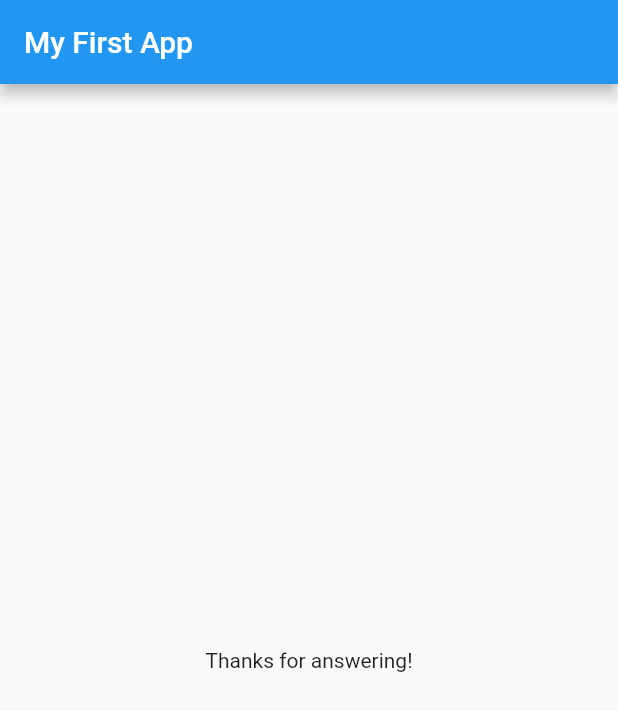
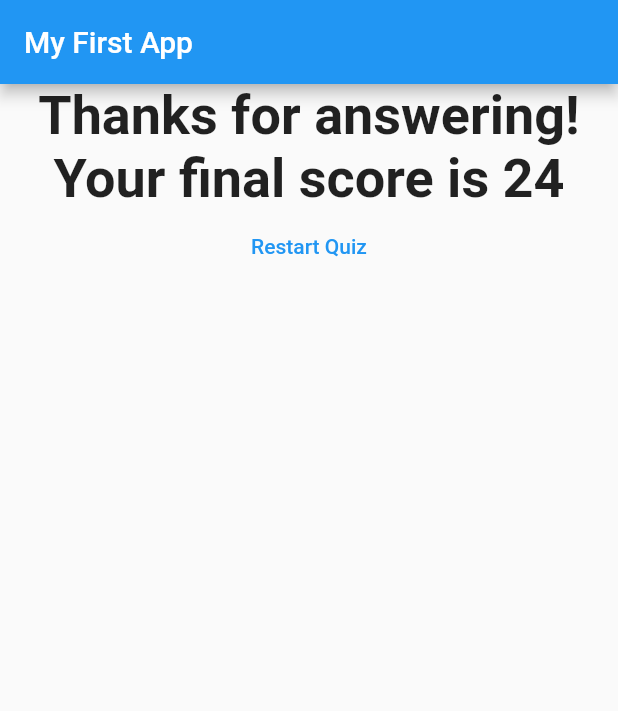
Before and after one commit to ReshmiCode/Learning-Flutter, a Flutter app: the screen it shows after launch, after a tap on "Black", after a tap on "Snake", after a tap on "Sunday", on a phone screen of 412 x 824 dp. Shown: the top 711 px of the screen. Run offline on Flutter 3.47's test engine with Material 2 defaults, Android fonts, the phone set to English and light mode, and no system bars.

Commit message:
add a score

```diff
--- a/questions_app/lib/main.dart
+++ b/questions_app/lib/main.dart
@@ -15,24 +15,48 @@ class MyApp extends StatefulWidget {
 
 class _MyAppState extends State<MyApp> {
   var _questionIndex = 0;
+  var _totalScore = 0;
   final _questions = const [
     {
-      'questionText': "What's your favorite color?",
-      'answers': ["Black", "Green", "White", "Red"]
+      'questionText': 'What\'s your favorite color?',
+      'answers': [
+        {'text': 'Black', 'score': 10},
+        {'text': 'Red', 'score': 5},
+        {'text': 'Green', 'score': 3},
+        {'text': 'White', 'score': 1},
+      ],
     },
     {
-      'questionText': "What's your favorite animal?",
-      'answers': ["Bunny", "Elephant", "Lion", "Snake"]
+      'questionText': 'What\'s your favorite animal?',
+      'answers': [
+        {'text': 'Rabbit', 'score': 3},
+        {'text': 'Snake', 'score': 11},
+        {'text': 'Elephant', 'score': 5},
+        {'text': 'Lion', 'score': 9},
+      ],
     },
     {
-      'questionText': "What's your favorite day of the week?",
-      'answers': ["Sunday", "Wednesday", "Friday", "Saturday"]
-    }
+      'questionText': 'What\'s your favorite day of the week?',
+      'answers': [
+        {'text': 'Sunday', 'score': 3},
+        {'text': 'Wednesday', 'score': 7},
+        {'text': 'Friday', 'score': 5},
+        {'text': 'Saturday', 'score': 1},
+      ],
+    },
   ];
 
-  void _answerQuestion() {
+  void _answerQuestion(int score) {
+    _totalScore += score;
     setState(() {
       _questionIndex = _questionIndex + 1;
+    });
+  }
+
+  void _resetQuiz() {
+    setState(() {
+      _questionIndex = 0;
+      _totalScore = 0;
     });
   }
 
@@ -49,6 +73,6 @@ class _MyAppState extends State<MyApp> {
                     answerQuestion: _answerQuestion,
                     questionIndex: _questionIndex,
                   )
-                : Result()));
+                : Result(_totalScore, _resetQuiz)));
   }
 }
--- a/questions_app/lib/quiz.dart
+++ b/questions_app/lib/quiz.dart
@@ -5,7 +5,7 @@ import './answer.dart';
 class Quiz extends StatelessWidget {
   final List<Map<String, Object>> questions;
   final int questionIndex;
-  final VoidCallback answerQuestion;
+  final Function answerQuestion;
 
   Quiz(
       {required this.questions,
@@ -17,8 +17,9 @@ class Quiz extends StatelessWidget {
     return Column(
       children: [
         Question(questions[questionIndex]['questionText'] as String),
-        ...(questions[questionIndex]['answers'] as List<String>).map((answer) {
-          return Answer(answerQuestion, answer);
+        ...(questions[questionIndex]['answers'] as List<Map>).map((answer) {
+          return Answer(
+              () => answerQuestion(answer['score']), answer['text'] as String);
         }).toList()
       ],
     );
--- a/questions_app/lib/result.dart
+++ b/questions_app/lib/result.dart
@@ -1,8 +1,28 @@
 import 'package:flutter/material.dart';
 
 class Result extends StatelessWidget {
+  final int finalScore;
+  final VoidCallback resetScore;
+
+  Result(this.finalScore, this.resetScore);
+
+  String get resultPhrase {
+    return "Thanks for answering! Your final score is ${finalScore}";
+  }
+
   @override
   Widget build(BuildContext context) {
-    return Center(child: Text("Thanks for answering!"));
+    return Center(
+        child: Column(
+      children: [
+        Text(resultPhrase,
+            textAlign: TextAlign.center,
+            style: TextStyle(fontSize: 36, fontWeight: FontWeight.bold)),
+        FlatButton(
+            onPressed: resetScore,
+            textColor: Colors.blue,
+            child: Text("Restart Quiz"))
+      ],
+    ));
   }
 }
```
